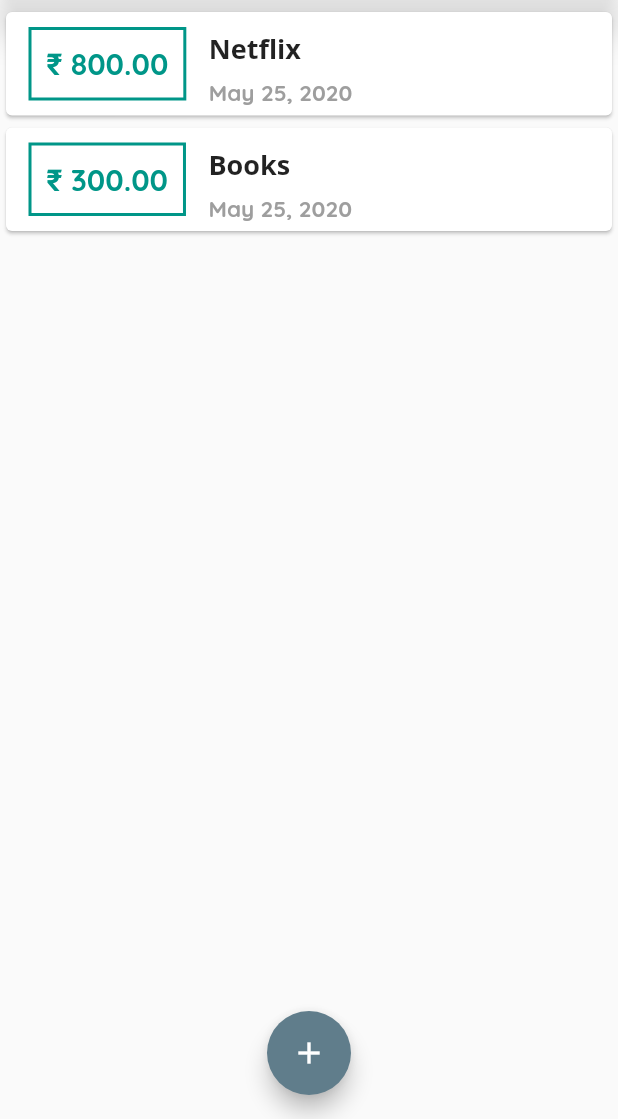
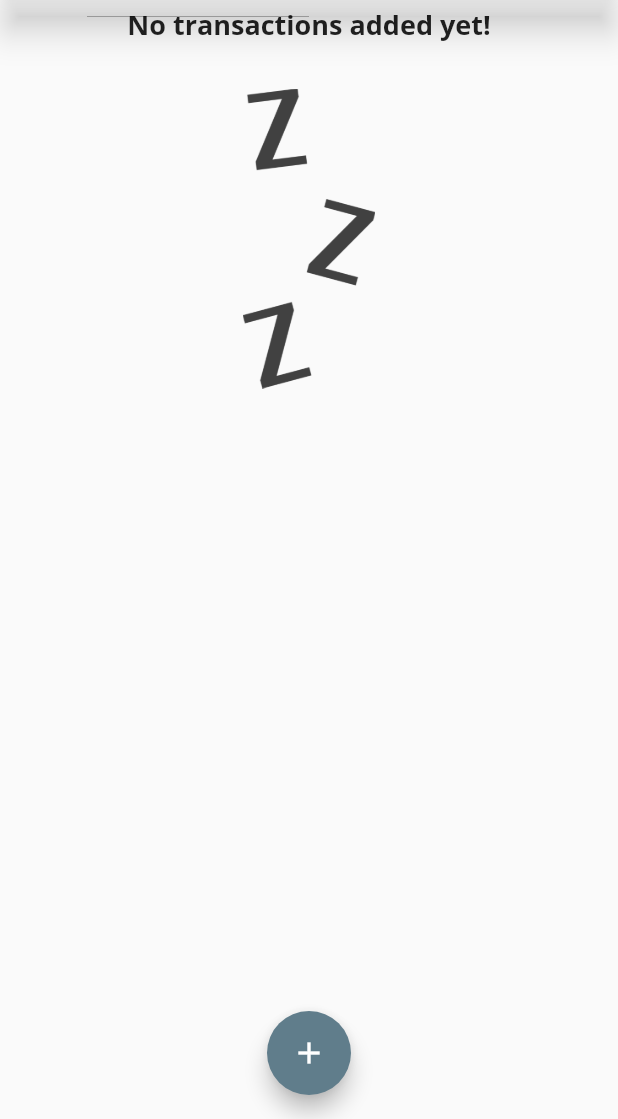
Before and after one commit to harshthakur066/Expense-Manager--Flutter, a Flutter app: the screen it shows after launch, on a phone screen of 412 x 824 dp, the part 117-1236 px from its top. Run offline on Flutter 3.47's test engine with Material 2 defaults, Android fonts, the phone set to English and light mode, and no system bars.

Commit message:
added msg and image when there is no transaction

```diff
--- a/lib/main.dart
+++ b/lib/main.dart
@@ -42,18 +42,18 @@ class MyHomePage extends StatefulWidget {
 
 class _MyHomePageState extends State<MyHomePage> {
   final List<Transaction> _userTransactions = [
-    Transaction(
-      id: 't1',
-      title: 'Netflix',
-      amount: 800,
-      date: DateTime.now(),
-    ),
-    Transaction(
-      id: 't2',
-      title: 'Books',
-      amount: 300,
-      date: DateTime.now(),
-    ),
+    // Transaction(
+    //   id: 't1',
+    //   title: 'Netflix',
+    //   amount: 800,
+    //   date: DateTime.now(),
+    // ),
+    // Transaction(
+    //   id: 't2',
+    //   title: 'Books',
+    //   amount: 300,
+    //   date: DateTime.now(),
+    // ),
   ];
 
   void _addNewTransaction(String txTitle, double txAmount) {
@@ -83,10 +83,6 @@ class _MyHomePageState extends State<MyHomePage> {
       appBar: AppBar(
         title: Text(
           'Expense Manager',
-          //   style: TextStyle(
-          //     fontFamily: 'OpenSans',
-          //     fontWeight: FontWeight.bold,
-          //   ),
         ),
         actions: <Widget>[
           IconButton(
--- a/lib/widgets/transaction_list.dart
+++ b/lib/widgets/transaction_list.dart
@@ -11,13 +11,31 @@ class TransactionList extends StatelessWidget {
   Widget build(BuildContext context) {
     return Container(
       height: 300,
-      child: ListView.builder(
+      child: transactions.isEmpty
+          ? Column(
+              children: <Widget>[
+                Text(
+                  'No transactions added yet!',
+                  style: Theme.of(context).textTheme.headline6,
+                ),
+                SizedBox(height: 30),
+                Container(
+                  height: 200,
+                  child: Image.asset(
+                    'assets/images/waiting.png',
+                    fit: BoxFit.cover,
+                  ),
+                ),
+              ],
+            )
+          : ListView.builder(
               itemBuilder: (ctx, index) {
                 return Card(
                   child: Row(
                     children: <Widget>[
                       Container(
-                  margin: EdgeInsets.symmetric(vertical: 10, horizontal: 15),
+                        margin:
+                            EdgeInsets.symmetric(vertical: 10, horizontal: 15),
                         decoration: BoxDecoration(
                           border: Border.all(
                               color: Theme.of(context).primaryColor, width: 2),
--- a/pubspec.yaml
+++ b/pubspec.yaml
@@ -43,8 +43,8 @@ flutter:
   # the material Icons class.
   uses-material-design: true
   # To add assets to your application, add an assets section, like this:
-  # assets:
-  #   - images/a_dot_burr.jpeg
+  assets:
+    - assets/images/waiting.png
   #   - images/a_dot_ham.jpeg
   # An image asset can refer to one or more resolution-specific "variants", see
   # https://flutter.dev/assets-and-images/#resolution-aware.
```
Also changed, not shown: assets/images/waiting.png (added). Lines whose indentation alone changed are shown as unchanged.
